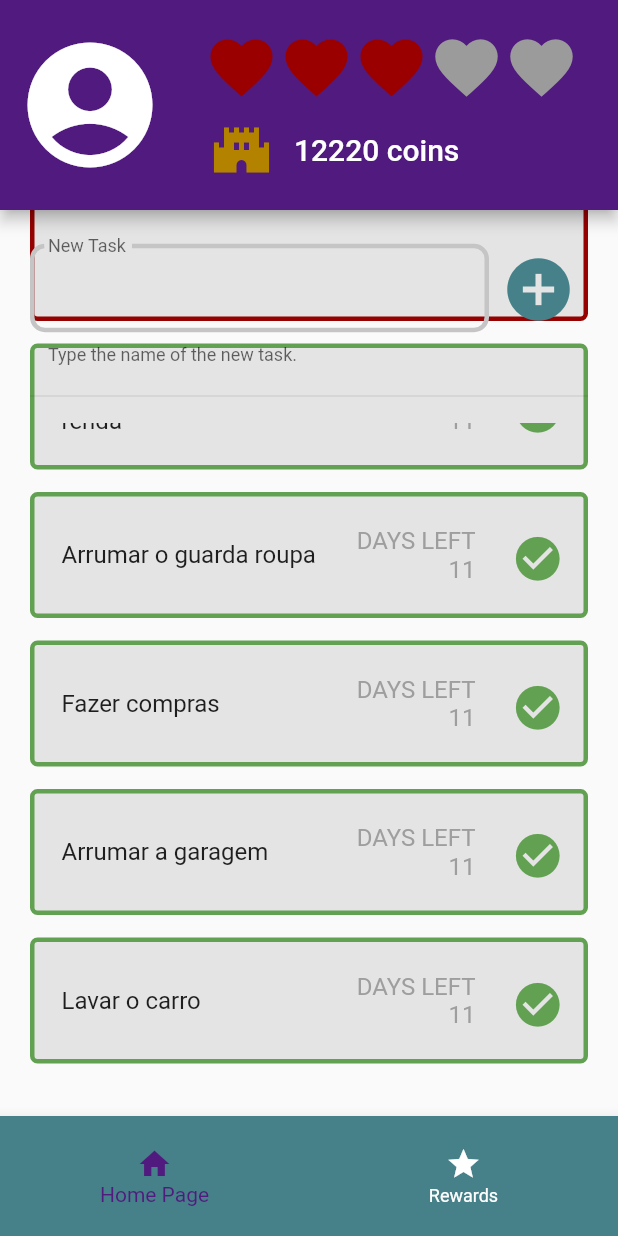
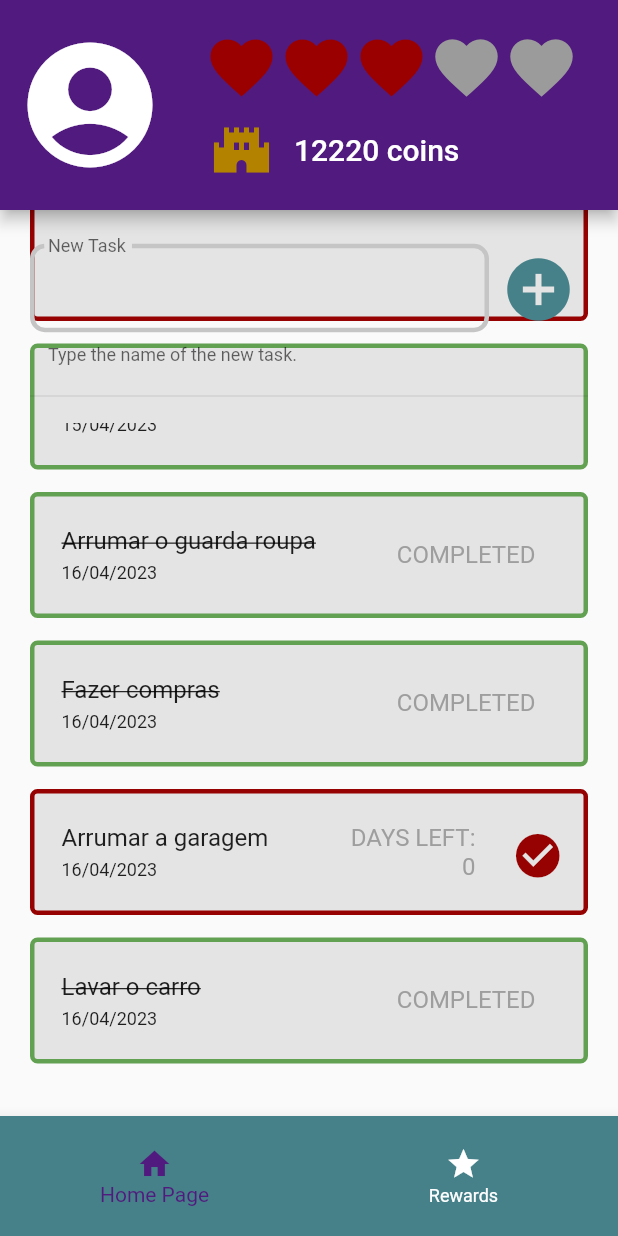
Before and after one commit to camila-fukuda/ryc_desafio_do_modulo_basico, a Flutter app: the screen it shows after launch, scrolled down 350 dp, after a tap on the "check circle" icon, on a phone screen of 412 x 824 dp. Run offline on Flutter 3.47's test engine with Material 2 defaults, Android fonts, the light colour scheme and no system bars; our stand-ins replace font_awesome_flutter.

Commit message:
A parte de completar as tarefas pela lista está completa, sem pontuação. Ajustes pendentes de scroll e de dispensar o keyboard quando clica na tela.

```diff
--- a/lib/components/dashboard.dart
+++ b/lib/components/dashboard.dart
@@ -1,18 +1,24 @@
 import 'package:flutter/material.dart';
+import 'package:provider/provider.dart';
 import 'package:ryc_desafio_do_modulo_basico/components/task_item.dart';
 import 'package:ryc_desafio_do_modulo_basico/models/task.dart';
+import 'package:ryc_desafio_do_modulo_basico/models/task_list.dart';
 
 class Dashboard extends StatelessWidget {
   final Function(String) onAddTaskPressed;
-  final List<Task> taskList;
 
-  const Dashboard(
-      {Key? key, required this.taskList, required this.onAddTaskPressed})
-      : super(key: key);
+  const Dashboard({Key? key, required this.onAddTaskPressed}) : super(key: key);
 
   @override
   Widget build(BuildContext context) {
+    final provider = Provider.of<TaskList>(context);
+    final List<Task> taskList = provider.taskList;
+
     final titleController = TextEditingController();
+
+    void markAsdone(Task task) {
+      provider.completeTask(task);
+    }
 
     return Column(
       children: [
@@ -59,7 +65,7 @@ class Dashboard extends StatelessWidget {
             itemBuilder: (context, index) {
               return Padding(
                 padding: const EdgeInsets.only(bottom: 15),
-                child: TaskItem(taskList[index]),
+                child: TaskItem(taskList[index], markAsdone),
               );
             },
           ),
--- a/lib/components/task_form.dart
+++ b/lib/components/task_form.dart
@@ -1,10 +1,9 @@
 import 'package:flutter/material.dart';
 import 'package:intl/intl.dart';
 import 'package:provider/provider.dart';
-import 'package:ryc_desafio_do_modulo_basico/models/task.dart';
-import 'package:ryc_desafio_do_modulo_basico/models/task_list.dart';
 import 'package:ryc_desafio_do_modulo_basico/models/task_list.dart';
 
+// ignore: must_be_immutable
 class TaskForm extends StatefulWidget {
   final Function() goToDashboard;
   String newTaskTitle;
@@ -31,13 +30,17 @@ class _TaskFormState extends State<TaskForm> {
 
       formKey.currentState?.save();
 
+      print('formData limit date  ${formData['limitDate']}');
+      print('formData title  ${formData['title']}');
+
       Provider.of<TaskList>(
         context,
         listen: false,
       ).addTask({
         'title': formData['title'] as String,
         'description': formData['description'] as String,
-        'limitDate': formData['limitDate'] as DateTime
+        'limitDate': formData['limitDate'] ?? DateTime.now(),
+        'done': false,
       });
 
       widget.goToDashboard();
@@ -45,11 +48,11 @@ class _TaskFormState extends State<TaskForm> {
 
     pressShowDatePicker() {
       showDatePicker(
-              context: context,
-              initialDate: DateTime.now(),
-              firstDate: DateTime(2019),
-              lastDate: DateTime.now())
-          .then((pickedDate) {
+        context: context,
+        initialDate: DateTime.now(),
+        firstDate: DateTime(2019),
+        lastDate: DateTime.now(),
+      ).then((pickedDate) {
         if (pickedDate == null) {
           return;
         }
--- a/lib/components/task_item.dart
+++ b/lib/components/task_item.dart
@@ -1,25 +1,30 @@
+import 'dart:ui';
+
 import 'package:flutter/material.dart';
+import 'package:intl/intl.dart';
 import 'package:ryc_desafio_do_modulo_basico/models/task.dart';
 
 class TaskItem extends StatelessWidget {
-  const TaskItem(this.task, {super.key});
+  const TaskItem(this.task, this.markAsDone, {super.key});
   final Task task;
+  final Function(Task) markAsDone;
 
   @override
   Widget build(BuildContext context) {
     int daysLeft(Task task) {
-      print('TaskItem limitDate ${task.limitDate}');
-      return DateTime.now().difference(task.limitDate).inDays < 0
+      return task.limitDate.difference(DateTime.now()).inDays < 0
           ? 0
-          : DateTime.now().difference(task.limitDate).inDays;
+          : task.limitDate.difference(DateTime.now()).inDays;
     }
 
     return ListTile(
       tileColor: const Color.fromARGB(255, 228, 228, 228),
       shape: RoundedRectangleBorder(
         side: BorderSide(
-            color: daysLeft(task) > 0
+            color: task.done
                 ? Theme.of(context).colorScheme.tertiary
+                : daysLeft(task) > 0
+                    ? const Color.fromRGBO(182, 182, 182, 1)
                     : Theme.of(context).colorScheme.error,
             width: 3),
         borderRadius: BorderRadius.circular(5),
@@ -28,15 +33,19 @@ class TaskItem extends StatelessWidget {
       contentPadding: const EdgeInsets.all(0),
       trailing: Padding(
         padding: const EdgeInsets.fromLTRB(0, 0, 5, 10),
-        child: IconButton(
+        child: !task.done
+            ? IconButton(
                 color: daysLeft(task) > 0
-              ? Theme.of(context).colorScheme.tertiary
+                    ? const Color.fromRGBO(182, 182, 182, 1)
                     : Theme.of(context).colorScheme.error,
                 iconSize: 35,
                 onPressed: () {
-            print('pressed');
+                  markAsDone(task);
                 },
                 icon: const Icon(Icons.check_circle),
+              )
+            : const SizedBox(
+                width: 1,
               ),
       ),
       title: Row(
@@ -48,8 +57,23 @@ class TaskItem extends StatelessWidget {
               child: Column(
                 crossAxisAlignment: CrossAxisAlignment.start,
                 children: [
-                  Text(task.title,
-                      overflow: TextOverflow.ellipsis, maxLines: 2),
+                  Text(
+                    task.title,
+                    overflow: TextOverflow.ellipsis,
+                    maxLines: 2,
+                    style: TextStyle(
+                      decoration: task.done
+                          ? TextDecoration.lineThrough
+                          : TextDecoration.none,
+                    ),
+                  ),
+                  const SizedBox(height: 5),
+                  Text(
+                    DateFormat('dd/MM/y').format(task.limitDate),
+                    overflow: TextOverflow.ellipsis,
+                    maxLines: 2,
+                    style: const TextStyle(fontSize: 12),
+                  ),
                 ],
               ),
             ),
@@ -58,16 +82,17 @@ class TaskItem extends StatelessWidget {
             padding: const EdgeInsets.only(left: 10),
             child: Column(
               crossAxisAlignment: CrossAxisAlignment.end,
-              children: const [
+              children: [
                 Text(
-                  'DAYS LEFT',
-                  style: TextStyle(color: Colors.grey),
+                  task.done ? 'COMPLETED' : 'DAYS LEFT:',
+                  style: const TextStyle(color: Colors.grey),
                 ),
-                Text(
-                  '11',
-                  // '${daysLeft(task)}',
-                  style: TextStyle(color: Colors.grey),
-                ),
+                !task.done
+                    ? Text(
+                        '${daysLeft(task)}',
+                        style: const TextStyle(color: Colors.grey),
+                      )
+                    : const SizedBox(height: 1),
               ],
             ),
           ),
--- a/lib/data/dummy_data.dart
+++ b/lib/data/dummy_data.dart
@@ -4,40 +4,48 @@ final dummyTasks = [
   Task(
       id: 'p1',
       title: 'Lavar Roupas',
+      done: false,
       description: 'Lavar roupas sujas',
       limitDate: DateTime.now().add(const Duration(days: -10))),
   Task(
       id: 'p2',
+      done: false,
       title: 'Passar Roupas',
       description: 'Passar roupas limpas.',
       limitDate: DateTime.now().add(const Duration(days: 3))),
   Task(
       id: 'p3',
+      done: false,
       title: 'Pagar as contas.',
       description: 'Pagar as contas desse mês',
       limitDate: DateTime.now().add(const Duration(days: 1))),
   Task(
       id: 'p4',
+      done: true,
       title: 'Declarar imposto de renda',
       description: 'Fazer a declaração do imposto de renda.',
       limitDate: DateTime.now().add(const Duration(days: -6))),
   Task(
       id: 'p5',
+      done: false,
       title: 'Arrumar o guarda roupa',
       description: 'Dobrar e guardar as roupas limpas.',
       limitDate: DateTime.now().add(const Duration(days: -5))),
   Task(
       id: 'p6',
+      done: true,
       title: 'Fazer compras',
       description: 'Ir ao supermercado e comprar todos itens da lista.',
       limitDate: DateTime.now().add(const Duration(days: -5))),
   Task(
       id: 'p7',
+      done: false,
       title: 'Arrumar a garagem',
       description: 'Guardar as ferramentas e limpar a garagem.',
       limitDate: DateTime.now().add(const Duration(days: -5))),
   Task(
       id: 'p8',
+      done: true,
       title: 'Lavar o carro',
       description: 'Limpar o carro por dentro e lavar por fora.',
       limitDate: DateTime.now().add(const Duration(days: -5))),
--- a/lib/models/task.dart
+++ b/lib/models/task.dart
@@ -5,11 +5,13 @@ class Task with ChangeNotifier {
   final String title;
   final String description;
   final DateTime limitDate;
+  bool done;
 
   Task({
     required this.id,
     required this.title,
     required this.description,
     required this.limitDate,
+    this.done = false,
   });
 }
--- a/lib/models/task_list.dart
+++ b/lib/models/task_list.dart
@@ -23,6 +23,7 @@ class TaskList with ChangeNotifier {
       title: newTask['title'] as String,
       description: newTask['description'] as String,
       limitDate: newTask['limitDate'] as DateTime,
+      done: false,
     );
 
     _taskList.add(taskToAdd);
@@ -30,6 +31,14 @@ class TaskList with ChangeNotifier {
     notifyListeners();
   }
 
+  void completeTask(Task task) {
+    final int taskIndex = _taskList.indexWhere((t) => t.id == task.id);
+    if (taskIndex >= 0) {
+      _taskList[taskIndex].done = true;
+      notifyListeners();
+    }
+  }
+
   int get taskCount {
     return _taskList.length;
   }
--- a/lib/pages/dashboard_page.dart
+++ b/lib/pages/dashboard_page.dart
@@ -2,7 +2,6 @@ import 'package:flutter/material.dart';
 import 'package:provider/provider.dart';
 import 'package:ryc_desafio_do_modulo_basico/components/dashboard.dart';
 import 'package:ryc_desafio_do_modulo_basico/components/task_form.dart';
-import 'package:ryc_desafio_do_modulo_basico/models/task.dart';
 import 'package:ryc_desafio_do_modulo_basico/models/task_list.dart';
 
 class DashboardPage extends StatefulWidget {
@@ -38,10 +37,7 @@ class _DashboardPageState extends State<DashboardPage> {
       child: Center(
         child: _showForm
             ? TaskForm(_toggleForm, newTaskTitle)
-            : Dashboard(
-                onAddTaskPressed: _addNewTask,
-                taskList: provider.taskList,
-              ),
+            : Dashboard(onAddTaskPressed: _addNewTask),
       ),
     );
   }
```
Lines whose indentation alone changed are shown as unchanged.
